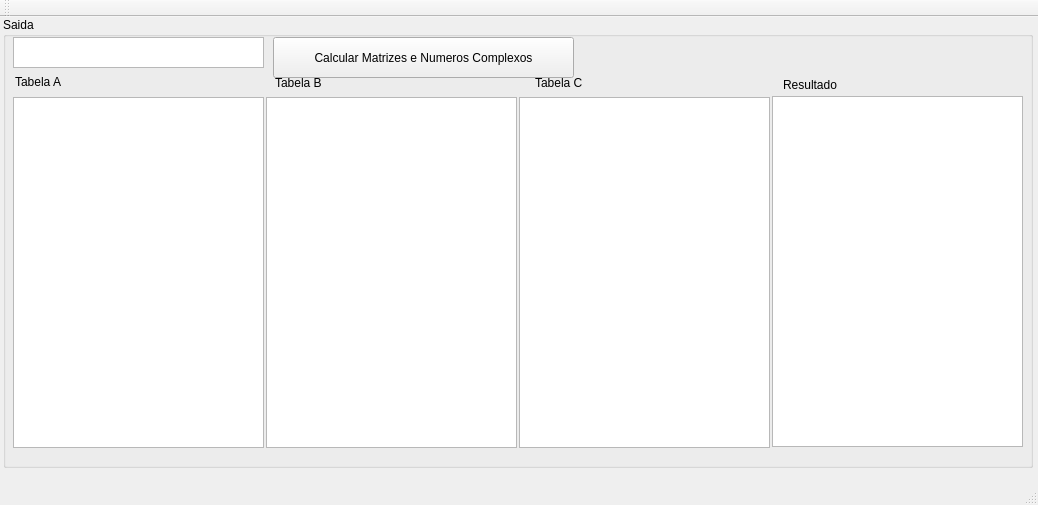
This is mainwindow.ui in druzo/PUCTecnicasProgramacao2 as Qt 5 draws it before an edit. The edited form follows.
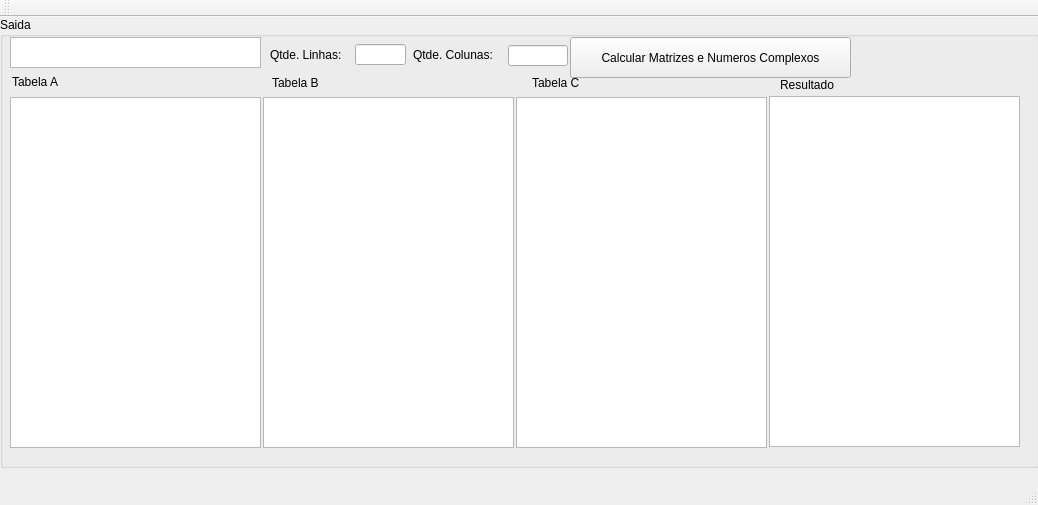
This is the edited form.

Diff of the .ui file:
```diff
--- a/mainwindow.ui
+++ b/mainwindow.ui
@@ -17,9 +17,9 @@
    <widget class="QGroupBox" name="groupBox">
     <property name="geometry">
      <rect>
-      <x>3</x>
+      <x>0</x>
       <y>0</y>
-      <width>1030</width>
+      <width>1039</width>
       <height>451</height>
      </rect>
     </property>
@@ -117,9 +117,9 @@
     <widget class="QPushButton" name="pushButton">
      <property name="geometry">
       <rect>
-       <x>270</x>
+       <x>570</x>
        <y>20</y>
-       <width>301</width>
+       <width>281</width>
        <height>41</height>
       </rect>
      </property>
@@ -150,6 +150,52 @@
       </rect>
      </property>
     </widget>
+    <widget class="QLineEdit" name="qtdeLinhas">
+     <property name="geometry">
+      <rect>
+       <x>355</x>
+       <y>27</y>
+       <width>51</width>
+       <height>21</height>
+      </rect>
+     </property>
+    </widget>
+    <widget class="QLineEdit" name="qtdeColunas">
+     <property name="geometry">
+      <rect>
+       <x>508</x>
+       <y>28</y>
+       <width>60</width>
+       <height>21</height>
+      </rect>
+     </property>
+    </widget>
+    <widget class="QLabel" name="label_5">
+     <property name="geometry">
+      <rect>
+       <x>270</x>
+       <y>30</y>
+       <width>80</width>
+       <height>16</height>
+      </rect>
+     </property>
+     <property name="text">
+      <string>Qtde. Linhas:</string>
+     </property>
+    </widget>
+    <widget class="QLabel" name="label_6">
+     <property name="geometry">
+      <rect>
+       <x>413</x>
+       <y>30</y>
+       <width>99</width>
+       <height>16</height>
+      </rect>
+     </property>
+     <property name="text">
+      <string>Qtde. Colunas:</string>
+     </property>
+    </widget>
    </widget>
   </widget>
   <widget class="QMenuBar" name="menuBar">
```
